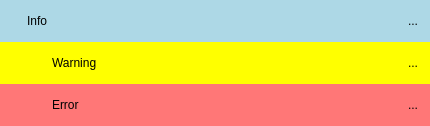
Before: the Qt Designer form modules/frontend/projects/Notifications/src/NotificationWidget.ui in OFFIS-Automation/Framework, drawn with Qt 5.
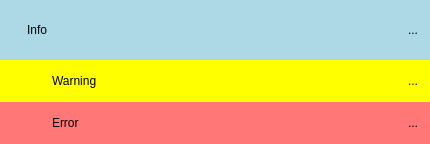
After: the same form once the commit is applied. Icons and pictures are not drawn.

Patch:
```diff
--- a/modules/frontend/projects/Notifications/src/NotificationWidget.ui
+++ b/modules/frontend/projects/Notifications/src/NotificationWidget.ui
@@ -7,7 +7,7 @@
     <x>0</x>
     <y>0</y>
     <width>430</width>
-    <height>126</height>
+    <height>144</height>
    </rect>
   </property>
   <property name="sizePolicy">
@@ -112,12 +112,6 @@
          <iconset resource="../images/images.qrc">
           <normaloff>:/images/close.png</normaloff>:/images/close.png</iconset>
         </property>
-        <property name="iconSize">
-         <size>
-          <width>32</width>
-          <height>32</height>
-         </size>
-        </property>
         <property name="autoRaise">
          <bool>true</bool>
         </property>
@@ -188,12 +182,6 @@
          <iconset resource="../images/images.qrc">
           <normaloff>:/images/close.png</normaloff>:/images/close.png</iconset>
         </property>
-        <property name="iconSize">
-         <size>
-          <width>32</width>
-          <height>32</height>
-         </size>
-        </property>
         <property name="autoRaise">
          <bool>true</bool>
         </property>
@@ -264,12 +252,6 @@
          <iconset resource="../images/images.qrc">
           <normaloff>:/images/close.png</normaloff>:/images/close.png</iconset>
         </property>
-        <property name="iconSize">
-         <size>
-          <width>32</width>
-          <height>32</height>
-         </size>
-        </property>
         <property name="autoRaise">
          <bool>true</bool>
         </property>
```
